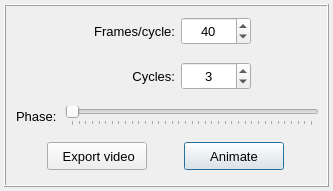
Before: the Qt Designer form pulse/interface/data/ui_files/plots/animation/animation_widget.ui in open-pulse/OpenPulse, drawn with Qt 5.
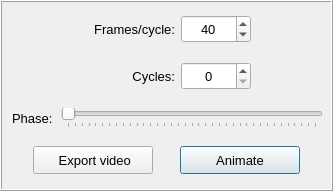
After: the same form once the commit is applied. Icons and pictures are not drawn.

Commit message: Updates PlotStructuralModeShape to use the animation widget

```diff
--- a/pulse/interface/data/ui_files/plots/animation/animation_widget.ui
+++ b/pulse/interface/data/ui_files/plots/animation/animation_widget.ui
@@ -15,16 +15,16 @@
   </property>
   <layout class="QGridLayout" name="gridLayout_2">
    <property name="leftMargin">
-    <number>4</number>
+    <number>0</number>
    </property>
    <property name="topMargin">
-    <number>4</number>
+    <number>0</number>
    </property>
    <property name="rightMargin">
-    <number>4</number>
+    <number>0</number>
    </property>
    <property name="bottomMargin">
-    <number>4</number>
+    <number>0</number>
    </property>
    <property name="spacing">
     <number>4</number>
@@ -123,7 +123,6 @@
             <font>
              <family>MS Shell Dlg 2</family>
              <pointsize>10</pointsize>
-             <weight>50</weight>
              <italic>false</italic>
              <bold>false</bold>
             </font>
@@ -304,7 +303,7 @@
             <string/>
            </property>
            <property name="minimum">
-            <number>1</number>
+            <number>0</number>
            </property>
            <property name="maximum">
             <number>20</number>
@@ -313,7 +312,7 @@
             <number>1</number>
            </property>
            <property name="value">
-            <number>3</number>
+            <number>0</number>
            </property>
           </widget>
          </item>
@@ -480,7 +479,7 @@
            </property>
            <property name="maximumSize">
             <size>
-             <width>100</width>
+             <width>120</width>
              <height>28</height>
             </size>
            </property>
@@ -488,7 +487,6 @@
             <font>
              <family>MS Shell Dlg 2</family>
              <pointsize>10</pointsize>
-             <weight>50</weight>
              <italic>false</italic>
              <bold>false</bold>
             </font>
@@ -527,7 +525,7 @@
            </property>
            <property name="maximumSize">
             <size>
-             <width>100</width>
+             <width>120</width>
              <height>28</height>
             </size>
            </property>
@@ -535,7 +533,6 @@
             <font>
              <family>MS Shell Dlg 2</family>
              <pointsize>10</pointsize>
-             <weight>50</weight>
              <italic>false</italic>
              <bold>false</bold>
             </font>
```
Left out of the diff: 51 changed lines with no effect on the pictures. The commit also changes 7 other files.
